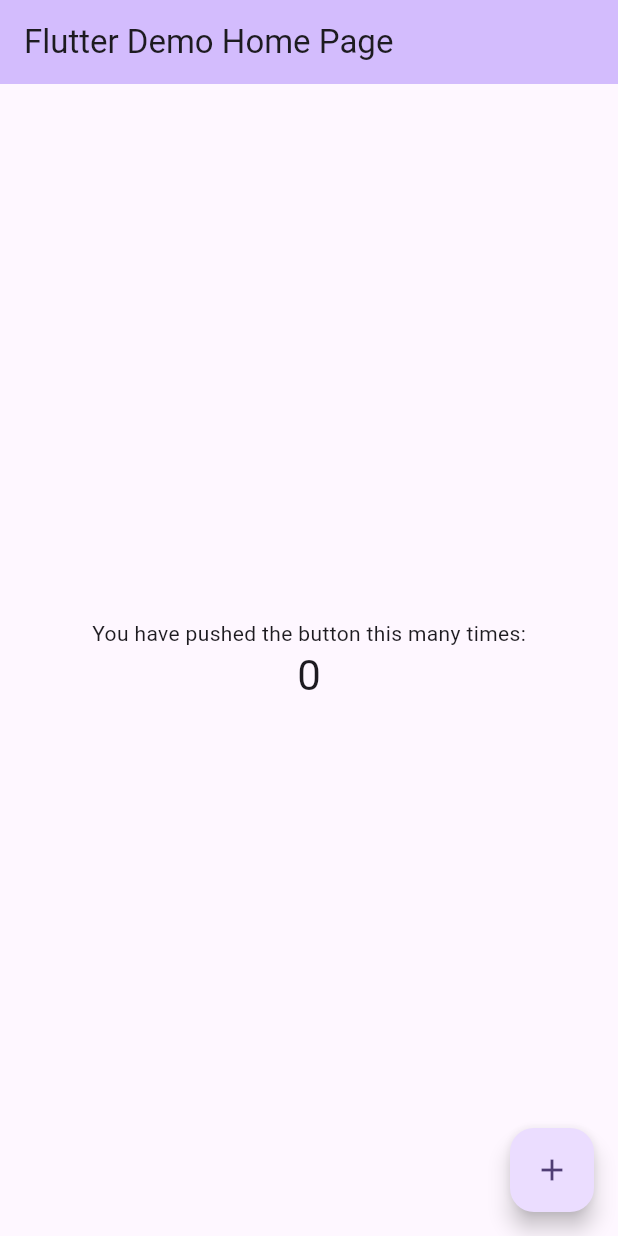
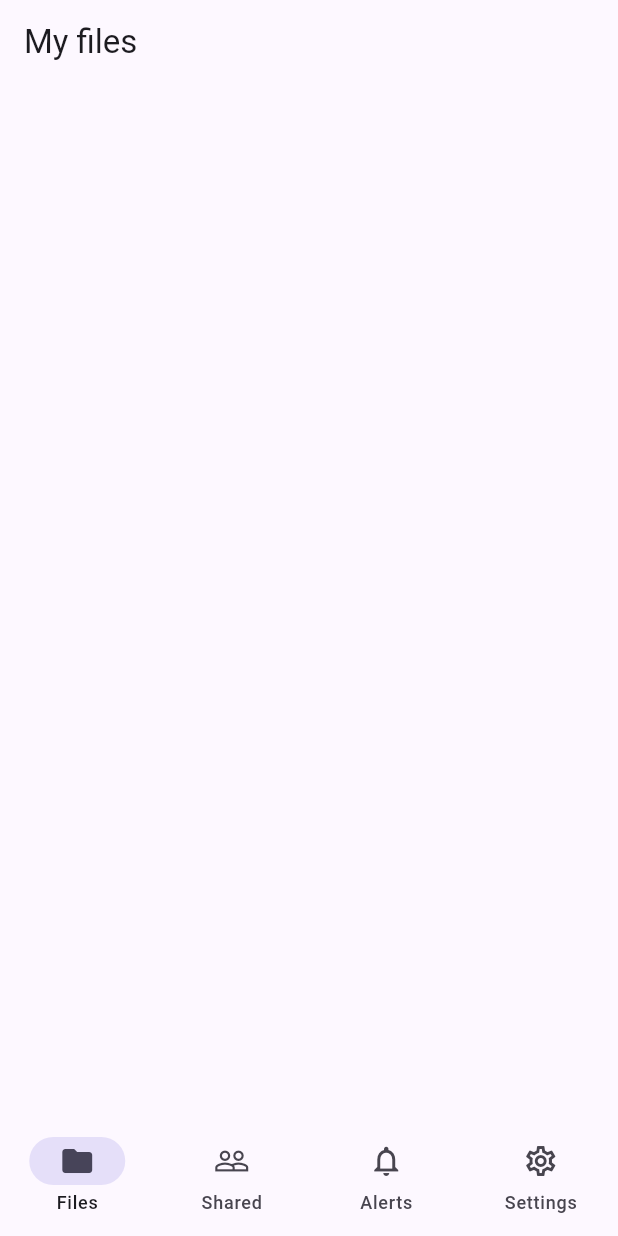
Before and after one commit to OM-SOLUTION/om-cryfio-mobile, a Flutter app: the screen it shows after launch, on a phone screen of 412 x 824 dp. Run offline on Flutter 3.47's test engine with Material 3 defaults, Android fonts, the phone set to English and light mode, and no system bars; our stand-ins replace dio, flutter_riverpod, go_router; missing offline and left inert: cryptography.

Commit message:
feat: add app skeleton with navigation shell and empty tab pages
- Replace the Flutter demo main.dart with a Riverpod ProviderScope
  around OmCryfioApp (MaterialApp.router with light/dark theme and a
  theme-mode switch)
- Add a GoRouter with a StatefulShellRoute: a bottom NavigationBar over
  four tabs (Files, Shared, Alerts, Settings), each keeping its own
  navigation stack; the app starts on /files
- Add empty pages for the four tabs, one per feature folder under
  lib/features/<feature>/presentation/
- Add AppTheme (spacing, radii, light and dark) and a trimmed widget
  test for startup and tab switching

```diff
--- a/lib/app/app.dart
+++ b/lib/app/app.dart
@@ -0,0 +1,22 @@
+import 'package:flutter/material.dart';
+import 'package:flutter_riverpod/flutter_riverpod.dart';
+
+import 'package:om_cryfio/app/router.dart';
+import 'package:om_cryfio/ui/theme/app_theme.dart';
+import 'package:om_cryfio/ui/theme/theme_mode_provider.dart';
+
+class OmCryfioApp extends ConsumerWidget {
+  const OmCryfioApp({super.key});
+
+  @override
+  Widget build(BuildContext context, WidgetRef ref) {
+    return MaterialApp.router(
+      title: 'OM-Cryfio',
+      debugShowCheckedModeBanner: false,
+      theme: AppTheme.light(),
+      darkTheme: AppTheme.dark(),
+      themeMode: ref.watch(themeModeProvider),
+      routerConfig: ref.watch(routerProvider),
+    );
+  }
+}
--- /dev/null
+++ b/lib/app/app_shell.dart
@@ -0,0 +1,46 @@
+import 'package:flutter/material.dart';
+import 'package:go_router/go_router.dart';
+
+/// The logged-in frame: the active tab above a bottom navigation bar.
+class AppShell extends StatelessWidget {
+  const AppShell({super.key, required this.navigationShell});
+
+  final StatefulNavigationShell navigationShell;
+
+  @override
+  Widget build(BuildContext context) {
+    return Scaffold(
+      body: navigationShell,
+      bottomNavigationBar: NavigationBar(
+        selectedIndex: navigationShell.currentIndex,
+        // Tapping the active tab returns it to its first screen.
+        onDestinationSelected: (index) => navigationShell.goBranch(
+          index,
+          initialLocation: index == navigationShell.currentIndex,
+        ),
+        destinations: const [
+          NavigationDestination(
+            icon: Icon(Icons.folder_outlined),
+            selectedIcon: Icon(Icons.folder),
+            label: 'Files',
+          ),
+          NavigationDestination(
+            icon: Icon(Icons.people_outline),
+            selectedIcon: Icon(Icons.people),
+            label: 'Shared',
+          ),
+          NavigationDestination(
+            icon: Icon(Icons.notifications_outlined),
+            selectedIcon: Icon(Icons.notifications),
+            label: 'Alerts',
+          ),
+          NavigationDestination(
+            icon: Icon(Icons.settings_outlined),
+            selectedIcon: Icon(Icons.settings),
+            label: 'Settings',
+          ),
+        ],
+      ),
+    );
+  }
+}
--- a/lib/app/router.dart
+++ b/lib/app/router.dart
@@ -0,0 +1,66 @@
+import 'package:flutter_riverpod/flutter_riverpod.dart';
+import 'package:go_router/go_router.dart';
+
+import 'package:om_cryfio/app/app_shell.dart';
+import 'package:om_cryfio/features/files/presentation/file_browser_screen.dart';
+import 'package:om_cryfio/features/notifications/presentation/notifications_screen.dart';
+import 'package:om_cryfio/features/settings/presentation/settings_screen.dart';
+import 'package:om_cryfio/features/sharing/presentation/shared_screen.dart';
+
+abstract final class AppRoutes {
+  static const files = '/files';
+  static const shared = '/shared';
+  static const notifications = '/notifications';
+  static const settings = '/settings';
+}
+
+/// There is no sign-in yet, so the app starts straight on the Files tab. Add a
+/// `redirect` for signed-out users once there is a session.
+final routerProvider = Provider<GoRouter>((ref) {
+  final router = GoRouter(
+    initialLocation: AppRoutes.files,
+    routes: [
+      // Each tab keeps its own navigation stack and scroll position.
+      StatefulShellRoute.indexedStack(
+        builder: (context, state, navigationShell) =>
+            AppShell(navigationShell: navigationShell),
+        branches: [
+          StatefulShellBranch(
+            routes: [
+              GoRoute(
+                path: AppRoutes.files,
+                builder: (context, state) => const FileBrowserScreen(),
+              ),
+            ],
+          ),
+          StatefulShellBranch(
+            routes: [
+              GoRoute(
+                path: AppRoutes.shared,
+                builder: (context, state) => const SharedScreen(),
+              ),
+            ],
+          ),
+          StatefulShellBranch(
+            routes: [
+              GoRoute(
+                path: AppRoutes.notifications,
+                builder: (context, state) => const NotificationsScreen(),
+              ),
+            ],
+          ),
+          StatefulShellBranch(
+            routes: [
+              GoRoute(
+                path: AppRoutes.settings,
+                builder: (context, state) => const SettingsScreen(),
+              ),
+            ],
+          ),
+        ],
+      ),
+    ],
+  );
+  ref.onDispose(router.dispose);
+  return router;
+});
--- /dev/null
+++ b/lib/features/files/presentation/file_browser_screen.dart
@@ -0,0 +1,14 @@
+import 'package:flutter/material.dart';
+
+/// The Files tab. Empty for now: the file list and grid come later.
+class FileBrowserScreen extends StatelessWidget {
+  const FileBrowserScreen({super.key});
+
+  @override
+  Widget build(BuildContext context) {
+    return Scaffold(
+      appBar: AppBar(title: const Text('My files')),
+      body: const SizedBox.expand(),
+    );
+  }
+}
--- a/lib/main.dart
+++ b/lib/main.dart
@@ -1,122 +1,8 @@
 import 'package:flutter/material.dart';
+import 'package:flutter_riverpod/flutter_riverpod.dart';
+
+import 'package:om_cryfio/app/app.dart';
 
 void main() {
-  runApp(const MyApp());
+  runApp(const ProviderScope(child: OmCryfioApp()));
 }
-
-class MyApp extends StatelessWidget {
-  const MyApp({super.key});
-
-  // This widget is the root of your application.
-  @override
-  Widget build(BuildContext context) {
-    return MaterialApp(
-      title: 'Flutter Demo',
-      theme: ThemeData(
-        // This is the theme of your application.
-        //
-        // TRY THIS: Try running your application with "flutter run". You'll see
-        // the application has a purple toolbar. Then, without quitting the app,
-        // try changing the seedColor in the colorScheme below to Colors.green
-        // and then invoke "hot reload" (save your changes or press the "hot
-        // reload" button in a Flutter-supported IDE, or press "r" if you used
-        // the command line to start the app).
-        //
-        // Notice that the counter didn't reset back to zero; the application
-        // state is not lost during the reload. To reset the state, use hot
-        // restart instead.
-        //
-        // This works for code too, not just values: Most code changes can be
-        // tested with just a hot reload.
-        colorScheme: .fromSeed(seedColor: Colors.deepPurple),
-      ),
-      home: const MyHomePage(title: 'Flutter Demo Home Page'),
-    );
-  }
-}
-
-class MyHomePage extends StatefulWidget {
-  const MyHomePage({super.key, required this.title});
-
-  // This widget is the home page of your application. It is stateful, meaning
-  // that it has a State object (defined below) that contains fields that affect
-  // how it looks.
-
-  // This class is the configuration for the state. It holds the values (in this
-  // case the title) provided by the parent (in this case the App widget) and
-  // used by the build method of the State. Fields in a Widget subclass are
-  // always marked "final".
-
-  final String title;
-
-  @override
-  State<MyHomePage> createState() => _MyHomePageState();
-}
-
-class _MyHomePageState extends State<MyHomePage> {
-  int _counter = 0;
-
-  void _incrementCounter() {
-    setState(() {
-      // This call to setState tells the Flutter framework that something has
-      // changed in this State, which causes it to rerun the build method below
-      // so that the display can reflect the updated values. If we changed
-      // _counter without calling setState(), then the build method would not be
-      // called again, and so nothing would appear to happen.
-      _counter++;
-    });
-  }
-
-  @override
-  Widget build(BuildContext context) {
-    // This method is rerun every time setState is called, for instance as done
-    // by the _incrementCounter method above.
-    //
-    // The Flutter framework has been optimized to make rerunning build methods
-    // fast, so that you can just rebuild anything that needs updating rather
-    // than having to individually change instances of widgets.
-    return Scaffold(
-      appBar: AppBar(
-        // TRY THIS: Try changing the color here to a specific color (to
-        // Colors.amber, perhaps?) and trigger a hot reload to see the AppBar
-        // change color while the other colors stay the same.
-        backgroundColor: Theme.of(context).colorScheme.inversePrimary,
-        // Here we take the value from the MyHomePage object that was created by
-        // the App.build method, and use it to set our appbar title.
-        title: Text(widget.title),
-      ),
-      body: Center(
-        // Center is a layout widget. It takes a single child and positions it
-        // in the middle of the parent.
-        child: Column(
-          // Column is also a layout widget. It takes a list of children and
-          // arranges them vertically. By default, it sizes itself to fit its
-          // children horizontally, and tries to be as tall as its parent.
-          //
-          // Column has various properties to control how it sizes itself and
-          // how it positions its children. Here we use mainAxisAlignment to
-          // center the children vertically; the main axis here is the vertical
-          // axis because Columns are vertical (the cross axis would be
-          // horizontal).
-          //
-          // TRY THIS: Invoke "debug painting" (choose the "Toggle Debug Paint"
-          // action in the IDE, or press "p" in the console), to see the
-          // wireframe for each widget.
-          mainAxisAlignment: .center,
-          children: [
-            const Text('You have pushed the button this many times:'),
-            Text(
-              '$_counter',
-              style: Theme.of(context).textTheme.headlineMedium,
-            ),
-          ],
-        ),
-      ),
-      floatingActionButton: FloatingActionButton(
-        onPressed: _incrementCounter,
-        tooltip: 'Increment',
-        child: const Icon(Icons.add),
-      ),
-    );
-  }
-}
--- /dev/null
+++ b/lib/ui/theme/app_theme.dart
@@ -0,0 +1,236 @@
+import 'package:flutter/material.dart';
+
+abstract final class AppSpacing {
+  static const double xs = 4;
+  static const double sm = 8;
+  static const double md = 16;
+  static const double lg = 24;
+  static const double xl = 32;
+}
+
+abstract final class AppRadius {
+  static const double sm = 8;
+  static const double md = 12;
+  static const double lg = 16;
+  static const double xl = 24;
+}
+
+/// Colors for states that Material's [ColorScheme] has no role for.
+@immutable
+class StatusColors extends ThemeExtension<StatusColors> {
+  const StatusColors({
+    required this.successContainer,
+    required this.onSuccessContainer,
+    required this.warningContainer,
+    required this.onWarningContainer,
+  });
+
+  final Color successContainer;
+  final Color onSuccessContainer;
+  final Color warningContainer;
+  final Color onWarningContainer;
+
+  static const light = StatusColors(
+    successContainer: Color(0xFFD7F0DC),
+    onSuccessContainer: Color(0xFF0B3D1A),
+    warningContainer: Color(0xFFFFE9B8),
+    onWarningContainer: Color(0xFF4A3500),
+  );
+
+  static const dark = StatusColors(
+    successContainer: Color(0xFF1F4D2B),
+    onSuccessContainer: Color(0xFFC8F0D0),
+    warningContainer: Color(0xFF5A4300),
+    onWarningContainer: Color(0xFFFFE3A3),
+  );
+
+  @override
+  StatusColors copyWith({
+    Color? successContainer,
+    Color? onSuccessContainer,
+    Color? warningContainer,
+    Color? onWarningContainer,
+  }) {
+    return StatusColors(
+      successContainer: successContainer ?? this.successContainer,
+      onSuccessContainer: onSuccessContainer ?? this.onSuccessContainer,
+      warningContainer: warningContainer ?? this.warningContainer,
+      onWarningContainer: onWarningContainer ?? this.onWarningContainer,
+    );
+  }
+
+  @override
+  StatusColors lerp(ThemeExtension<StatusColors>? other, double t) {
+    if (other is! StatusColors) return this;
+    return StatusColors(
+      successContainer: Color.lerp(
+        successContainer,
+        other.successContainer,
+        t,
+      )!,
+      onSuccessContainer: Color.lerp(
+        onSuccessContainer,
+        other.onSuccessContainer,
+        t,
+      )!,
+      warningContainer: Color.lerp(
+        warningContainer,
+        other.warningContainer,
+        t,
+      )!,
+      onWarningContainer: Color.lerp(
+        onWarningContainer,
+        other.onWarningContainer,
+        t,
+      )!,
+    );
+  }
+}
+
+/// Colors of `Folder`. Both themes use the same blue folder for now.
+@immutable
+class FolderColors extends ThemeExtension<FolderColors> {
+  const FolderColors({
+    required this.backTop,
+    required this.backBottom,
+    required this.page,
+    required this.pageShade,
+    required this.cover,
+  });
+
+  /// Builds a whole palette from one color, the folder's main blue. The back
+  /// panel fades to a deeper shade of it and the page shading sits in between.
+  factory FolderColors.fromBase(Color base) {
+    final hsv = HSVColor.fromColor(base);
+    final deep = hsv
+        .withHue((hsv.hue + 23) % 360)
+        .withSaturation(hsv.saturation * 0.95)
+        .withValue(hsv.value * 0.71)
+        .toColor();
+
+    return FolderColors(
+      backTop: base,
+      backBottom: deep,
+      page: Colors.white,
+      pageShade: Color.lerp(base, deep, 0.25)!,
+      cover: base,
+    );
+  }
+
+  /// Top of the back panel's gradient, and the folder's main color.
+  final Color backTop;
+
+  /// Bottom of the back panel's gradient.
+  final Color backBottom;
+  final Color page;
+
+  /// The curled edge shading on the front page.
+  final Color pageShade;
+
+  /// The front cover, solid at the bottom and half see-through at the top.
+  final Color cover;
+
+  static const standard = FolderColors(
+    backTop: Color(0xFF3592E9),
+    backBottom: Color(0xFF2D3FA5),
+    page: Color(0xFFFFFFFF),
+    pageShade: Color(0xFF337BD7),
+    cover: Color(0xFF3592E9),
+  );
+
+  @override
+  FolderColors copyWith({
+    Color? backTop,
+    Color? backBottom,
+    Color? page,
+    Color? pageShade,
+    Color? cover,
+  }) {
+    return FolderColors(
+      backTop: backTop ?? this.backTop,
+      backBottom: backBottom ?? this.backBottom,
+      page: page ?? this.page,
+      pageShade: pageShade ?? this.pageShade,
+      cover: cover ?? this.cover,
+    );
+  }
+
+  @override
+  FolderColors lerp(ThemeExtension<FolderColors>? other, double t) {
+    if (other is! FolderColors) return this;
+    Color mix(Color a, Color b) => Color.lerp(a, b, t)!;
+    return FolderColors(
+      backTop: mix(backTop, other.backTop),
+      backBottom: mix(backBottom, other.backBottom),
+      page: mix(page, other.page),
+      pageShade: mix(pageShade, other.pageShade),
+      cover: mix(cover, other.cover),
+    );
+  }
+}
+
+/// The single place where the app's look is defined. Every value here is a
+/// placeholder until the visual direction is decided.
+abstract final class AppTheme {
+  static const seedColor = Color(0xFF5B4BB7);
+
+  static ThemeData light() => _build(Brightness.light);
+  static ThemeData dark() => _build(Brightness.dark);
+
+  static ThemeData _build(Brightness brightness) {
+    final scheme = ColorScheme.fromSeed(
+      seedColor: seedColor,
+      brightness: brightness,
+    );
+    final shape = RoundedRectangleBorder(
+      borderRadius: BorderRadius.circular(AppRadius.md),
+    );
+    // Buttons keep a 48 dp touch target.
+    const minimumSize = Size(64, 48);
+
+    return ThemeData(
+      colorScheme: scheme,
+      extensions: [
+        brightness == Brightness.light ? StatusColors.light : StatusColors.dark,
+        FolderColors.standard,
+      ],
+      appBarTheme: AppBarTheme(
+        centerTitle: false,
+        scrolledUnderElevation: 0,
+        // Set explicitly: otherwise Material switches the bar to a darker
+        // color (surfaceContainer) as soon as the page scrolls under it.
+        backgroundColor: scheme.surface,
+      ),
+      // The bottom bar is the same color as the pages above it.
+      navigationBarTheme: NavigationBarThemeData(
+        backgroundColor: scheme.surface,
+        surfaceTintColor: Colors.transparent,
+        elevation: 0,
+      ),
+      filledButtonTheme: FilledButtonThemeData(
+        style: FilledButton.styleFrom(minimumSize: minimumSize, shape: shape),
+      ),
+      outlinedButtonTheme: OutlinedButtonThemeData(
+        style: OutlinedButton.styleFrom(minimumSize: minimumSize, shape: shape),
+      ),
+      textButtonTheme: TextButtonThemeData(
+        style: TextButton.styleFrom(minimumSize: minimumSize, shape: shape),
+      ),
+      inputDecorationTheme: InputDecorationTheme(
+        border: OutlineInputBorder(
+          borderRadius: BorderRadius.circular(AppRadius.md),
+        ),
+      ),
+      cardTheme: CardThemeData(
+        elevation: 0,
+        color: scheme.surfaceContainerLow,
+        shape: RoundedRectangleBorder(
+          borderRadius: BorderRadius.circular(AppRadius.lg),
+        ),
+      ),
+      snackBarTheme: const SnackBarThemeData(
+        behavior: SnackBarBehavior.floating,
+      ),
+    );
+  }
+}
--- /dev/null
+++ b/lib/ui/theme/theme_mode_provider.dart
@@ -0,0 +1,13 @@
+import 'package:flutter/material.dart';
+import 'package:flutter_riverpod/flutter_riverpod.dart';
+
+class ThemeModeNotifier extends Notifier<ThemeMode> {
+  @override
+  ThemeMode build() => ThemeMode.system;
+
+  void set(ThemeMode mode) => state = mode;
+}
+
+final themeModeProvider = NotifierProvider<ThemeModeNotifier, ThemeMode>(
+  ThemeModeNotifier.new,
+);
```
Also changed, not shown: lib/features/notifications/presentation/notifications_screen.dart (added, +14 -0 lines), lib/features/settings/presentation/settings_screen.dart (added, +14 -0 lines), lib/features/sharing/presentation/shared_screen.dart (added, +14 -0 lines), 1 other file.
